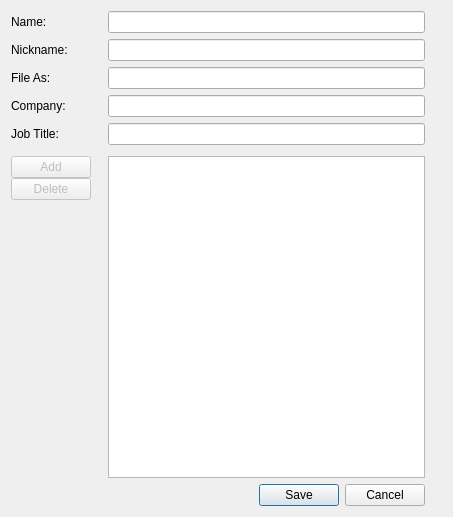
Before: the Qt Designer form src/MainApp/EditContactEntryDialog.ui in petrytar/GoogleContacts, drawn with Qt 5.
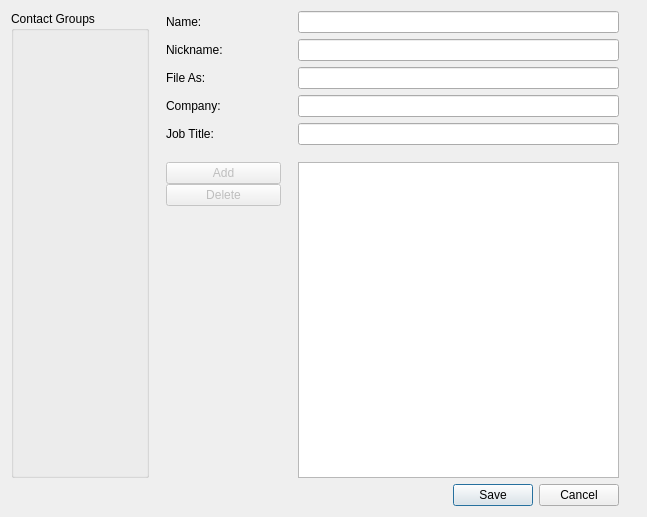
After: the same form once the commit is applied. Icons and pictures are not drawn.

Commit message: Added contact entry to contact group assignment via edit contact entry dialog (+ sync to/from server).

Patch:
```diff
--- a/src/MainApp/EditContactEntryDialog.ui
+++ b/src/MainApp/EditContactEntryDialog.ui
@@ -6,7 +6,7 @@
    <rect>
     <x>0</x>
     <y>0</y>
-    <width>453</width>
+    <width>647</width>
     <height>517</height>
    </rect>
   </property>
@@ -19,64 +19,101 @@
   </property>
   <layout class="QVBoxLayout" name="verticalLayout">
    <item>
-    <layout class="QGridLayout" name="gridLayout" columnstretch="1,23,0">
+    <layout class="QGridLayout" name="gridLayout" columnstretch="6,5,14,0">
      <property name="horizontalSpacing">
       <number>17</number>
      </property>
-     <item row="4" column="0">
+     <item row="6" column="1">
+      <layout class="QVBoxLayout" name="verticalLayout_2">
+       <item>
+        <widget class="QPushButton" name="addButton">
+         <property name="enabled">
+          <bool>false</bool>
+         </property>
+         <property name="text">
+          <string>Add</string>
+         </property>
+        </widget>
+       </item>
+       <item>
+        <widget class="QPushButton" name="deleteButton">
+         <property name="enabled">
+          <bool>false</bool>
+         </property>
+         <property name="text">
+          <string>Delete</string>
+         </property>
+        </widget>
+       </item>
+       <item>
+        <spacer name="verticalSpacer_2">
+         <property name="orientation">
+          <enum>Qt::Vertical</enum>
+         </property>
+         <property name="sizeHint" stdset="0">
+          <size>
+           <width>20</width>
+           <height>40</height>
+          </size>
+         </property>
+        </spacer>
+       </item>
+      </layout>
+     </item>
+     <item row="4" column="1">
       <widget class="QLabel" name="label_5">
        <property name="text">
         <string>Job Title:</string>
        </property>
       </widget>
      </item>
-     <item row="3" column="0">
+     <item row="3" column="1">
       <widget class="QLabel" name="label_4">
        <property name="text">
         <string>Company:</string>
        </property>
       </widget>
      </item>
-     <item row="1" column="1">
+     <item row="1" column="2">
       <widget class="QLineEdit" name="nicknameEdit"/>
      </item>
-     <item row="1" column="0">
+     <item row="1" column="1">
       <widget class="QLabel" name="label_2">
        <property name="text">
         <string>Nickname:</string>
        </property>
       </widget>
      </item>
-     <item row="0" column="0">
+     <item row="0" column="1">
       <widget class="QLabel" name="label">
        <property name="text">
         <string>Name:</string>
        </property>
       </widget>
      </item>
-     <item row="0" column="1">
+     <item row="0" column="2">
       <widget class="QLineEdit" name="nameEdit"/>
      </item>
-     <item row="3" column="1">
+     <item row="3" column="2">
       <widget class="QLineEdit" name="companyEdit"/>
      </item>
-     <item row="4" column="1">
+     <item row="4" column="2">
       <widget class="QLineEdit" name="jobTitleEdit"/>
      </item>
-     <item row="7" column="2">
+     <item row="7" column="3">
       <widget class="QWidget" name="widget" native="true"/>
      </item>
-     <item row="2" column="0">
+     <item row="2" column="1">
       <widget class="QLabel" name="label_3">
        <property name="text">
         <string>File As:</string>
        </property>
       </widget>
      </item>
-     <item row="2" column="1">
+     <item row="2" column="2">
       <widget class="QLineEdit" name="fileAsEdit"/>
      </item>
-     <item row="6" column="1">
+     <item row="6" column="2">
       <widget class="QTreeWidget" name="propertiesTreeWidget">
        <property name="editTriggers">
         <set>QAbstractItemView::DoubleClicked|QAbstractItemView::EditKeyPressed|QAbstractItemView::SelectedClicked</set>
@@ -99,44 +136,7 @@
        </column>
       </widget>
      </item>
-     <item row="6" column="0">
-      <layout class="QVBoxLayout" name="verticalLayout_2">
-       <item>
-        <widget class="QPushButton" name="addButton">
-         <property name="enabled">
-          <bool>false</bool>
-         </property>
-         <property name="text">
-          <string>Add</string>
-         </property>
-        </widget>
-       </item>
-       <item>
-        <widget class="QPushButton" name="deleteButton">
-         <property name="enabled">
-          <bool>false</bool>
-         </property>
-         <property name="text">
-          <string>Delete</string>
-         </property>
-        </widget>
-       </item>
-       <item>
-        <spacer name="verticalSpacer_2">
-         <property name="orientation">
-          <enum>Qt::Vertical</enum>
-         </property>
-         <property name="sizeHint" stdset="0">
-          <size>
-           <width>20</width>
-           <height>40</height>
-          </size>
-         </property>
-        </spacer>
-       </item>
-      </layout>
-     </item>
-     <item row="5" column="1">
+     <item row="5" column="2">
       <spacer name="verticalSpacer">
        <property name="orientation">
         <enum>Qt::Vertical</enum>
@@ -152,7 +152,7 @@
        </property>
       </spacer>
      </item>
-     <item row="7" column="0" colspan="2">
+     <item row="7" column="1" colspan="2">
       <widget class="QDialogButtonBox" name="buttonBox">
        <property name="orientation">
         <enum>Qt::Horizontal</enum>
@@ -162,6 +162,28 @@
        </property>
       </widget>
      </item>
+     <item row="0" column="0" rowspan="7">
+      <widget class="QGroupBox" name="groupsGroupBox">
+       <property name="title">
+        <string>Contact Groups</string>
+       </property>
+       <layout class="QVBoxLayout" name="groupsGroupBoxLayout">
+        <item>
+         <spacer name="verticalSpacer_3">
+          <property name="orientation">
+           <enum>Qt::Vertical</enum>
+          </property>
+          <property name="sizeHint" stdset="0">
+           <size>
+            <width>20</width>
+            <height>40</height>
+           </size>
+          </property>
+         </spacer>
+        </item>
+       </layout>
+      </widget>
+     </item>
     </layout>
    </item>
   </layout>
```
The commit also changes 10 other files.
